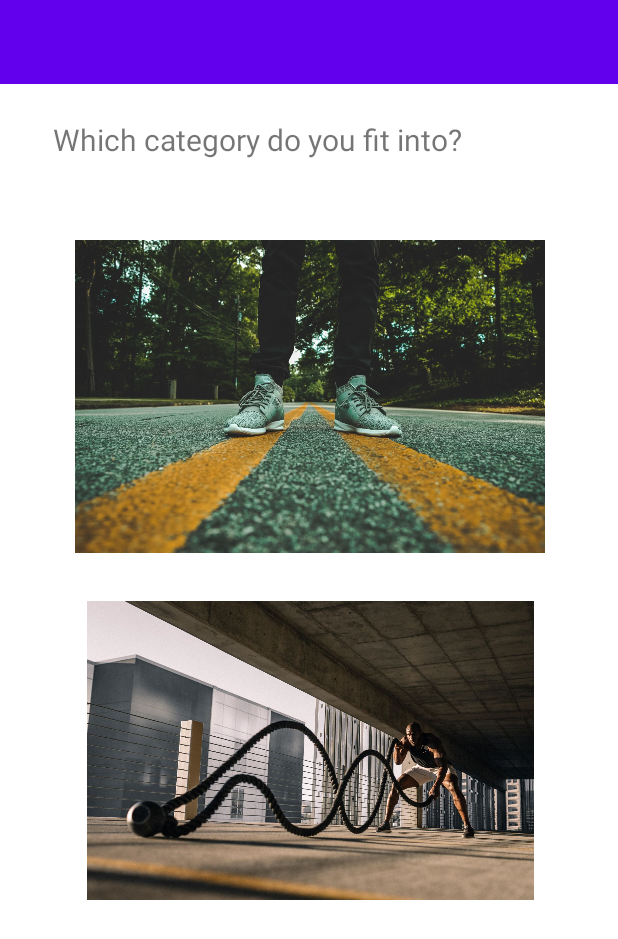
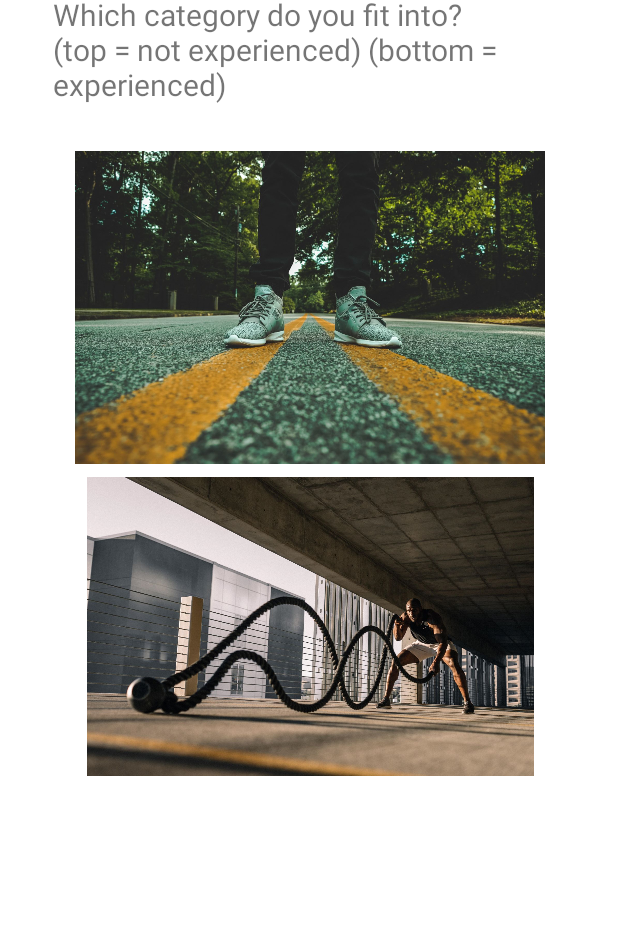
Before and after one commit to Nicovz21/Workout-App-Final, an Android app: the screen it shows after launch (MainActivity), on a phone screen of 412 x 824 dp. Shown: the top 939 px of the screen. Run offline under Robolectric (Android 15) with nearby library versions, the phone set to English and light mode, and no system bars.

Commit message:
deleted toolbar

```diff
--- a/app/src/main/java/com/hfad/workoutmaker/HelpFragment.java
+++ b/app/src/main/java/com/hfad/workoutmaker/HelpFragment.java
@@ -25,13 +25,14 @@ public class HelpFragment extends Fragment {
     public void onCreate(Bundle savedInstanceState) {
         super.onCreate(savedInstanceState);
     }
-
+//create view for inflator
     @Override
     public View onCreateView(LayoutInflater inflater, ViewGroup container,
                              Bundle savedInstanceState) {
         // Inflate the layout for this fragment
         return inflater.inflate(R.layout.fragment_help, container, false);
     }
+    //view create stores nav controller
     @Override
     public void onViewCreated(@NonNull View view, @Nullable Bundle savedInstanceState) {
         super.onViewCreated(view, savedInstanceState);
--- a/app/src/main/java/com/hfad/workoutmaker/MainActivity.java
+++ b/app/src/main/java/com/hfad/workoutmaker/MainActivity.java
@@ -24,7 +24,7 @@ public class MainActivity extends FragmentActivity {
     protected void onCreate(Bundle savedInstanceState) {
         super.onCreate(savedInstanceState);
         setContentView(R.layout.activity_main);
-//
+//un-comment to re-create the database
 //        dataSource = new WorkoutsDataSource(this);
 //        dataSource.open();
 //        //create beginner workouts with no weights
@@ -51,63 +51,6 @@ public class MainActivity extends FragmentActivity {
 
 
 
-//        //create object for both images
-//        ImageView beginner_image = (ImageView) findViewById(R.id.BeginnerImage);
-//        ImageView experienced_image = (ImageView) findViewById(R.id.ExperiencedImage);
-//        //set on click listeners and establish what they do for both image buttons
-//        //for experienced button
-//        experienced_image.setOnClickListener(new ImageView.OnClickListener(){
-//            @Override
-//            public void onClick(View v){
-//                System.out.println("ExperiencedPressed");
-//            }
-//        });
-//        //for beginner button
-//        beginner_image.setOnClickListener(new ImageView.OnClickListener(){
-//            @Override
-//            public void onClick(View v){
-//                System.out.println("BeginnerPressed");
-//            }
-//        });
-
-    }
-//    public void onClick(View view){
-//        ArrayAdapter<Workout> adapter = (ArrayAdapter<Workout>)getListAdapter();
-//        Workout workout = null;
-//        if(view.getId() == R.id.add) {
-//            String[] workouts = new String[]{"weights"};
-//            String[] workouts2 = new String[]{"weights"};
-//            String[] workouts3 = new String[]{"weights"};
-//            int nextInt = new Random().nextInt(4);
-//            workout = dataSource.createWorkout(workouts[nextInt], workouts2[nextInt], workouts3[nextInt]);
-//            dataSource.createWorkout("beginner", "none", "pushups");
-//            adapter.add(workout);
-//        }else {
-//            if (getListAdapter().getCount() > 0) {
-//                workout = (Workout) getListAdapter().getItem(0);
-//                dataSource.deleteWorkout(workout);
-//                adapter.remove(workout);
-//            }
-//        }
-//        adapter.notifyDataSetChanged();
-//    }
-
-
-    public void nextButton(View view) {
-//        View fragmentContainer = findViewById(R.id.fragment_container);
-//        if(fragmentContainer != null){
-//            HoroscopeDetail frag = new HoroscopeDetail();
-//            frag.setHoroscopeFact(fact);
-//            FragmentTransaction ft = getSupportFragmentManager().beginTransaction();
-//            ft.replace(R.id.fragment_container, frag);
-//            ft.addToBackStack(null);
-//            ft.setTransition(FragmentTransaction.TRANSIT_FRAGMENT_FADE);
-//            ft.commit();
-//
-////        }else {
-//            Intent intent = new Intent(this, RelaxActivity.class);
-//            Log.i("moveScreens", "secondScreen");
-//            startActivity(intent);
         }
 
 
--- a/app/src/main/res/layout/activity_main.xml
+++ b/app/src/main/res/layout/activity_main.xml
@@ -6,29 +6,16 @@
     android:layout_height="match_parent"
     android:name="androidx.navigation.fragment.NavHostFragment"
     tools:context=".MainActivity">
-    <androidx.appcompat.widget.Toolbar
-        android:id="@+id/toolbar"
-        android:layout_width="match_parent"
-        android:layout_height="wrap_content"
-        android:layout_marginBottom="298dp"
-        android:background="?attr/colorPrimary"
-        android:minHeight="?attr/actionBarSize"
-        android:theme="?attr/actionBarTheme"
-        app:layout_constraintEnd_toEndOf="parent"
-        app:layout_constraintStart_toStartOf="parent"
-        app:layout_constraintTop_toTopOf="parent" />
+
 
     <fragment
         android:id="@+id/nav_host_fragment"
-        android:name ="androidx.navigation.fragment.NavHostFragment"
+        android:name="androidx.navigation.fragment.NavHostFragment"
         android:layout_width="match_parent"
-        android:layout_height="match_parent"
+        android:layout_height="658dp"
         android:layout_weight="1"
         app:defaultNavHost="true"
-        app:navGraph="@navigation/nav_graph"
-        />
-
-
+        app:navGraph="@navigation/nav_graph" />
 
 
 </RelativeLayout>
--- a/app/src/main/res/layout/fragment_card_view.xml
+++ b/app/src/main/res/layout/fragment_card_view.xml
@@ -17,7 +17,7 @@
         android:layout_width="wrap_content"
         android:layout_height="wrap_content"
         android:text="Workout"
-        android:textColor="#ff9800"
+        android:textColor="#00FF00"
         android:textSize="24dp"
         />
     <TextView
--- a/app/src/main/res/values/strings.xml
+++ b/app/src/main/res/values/strings.xml
@@ -1,8 +1,8 @@
 <resources>
     <string name="app_name">WorkoutMaker</string>
-    <string name="question_one">Which category do you fit into?</string>
+    <string name="question_one">Which category do you fit into? (top = not experienced) (bottom = experienced)</string>
     <string name="question_two">How many days off would you like in the weekdays?</string>
-    <string name="question_three">Which equipment do you own (weights or no weights)?</string>
+    <string name="question_three">Which equipment do you own (weights (on left) or no weights (on right))?</string>
     //buttons
     <string name="next">Next</string>
     <string name="back">Back</string>
```
Also changed, not shown: app/src/main/java/com/hfad/workoutmaker/CardViewFragment.java (+22 -6 lines), app/src/main/java/com/hfad/workoutmaker/MainActivityFragment.java (+6 -3 lines), app/src/main/java/com/hfad/workoutmaker/MySQLiteHelper.java (+5 -3 lines), app/src/main/java/com/hfad/workoutmaker/PreferenceFragment.java (+7 -3 lines), app/src/main/java/com/hfad/workoutmaker/RelaxFragment.java (+4 -3 lines).
